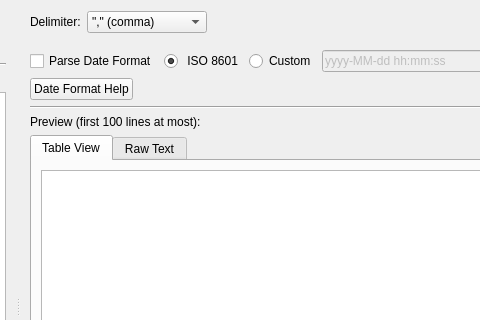
First picture: the form in plotjuggler_plugins/DataLoadCSV/dataload_csv.ui, repository Jofkos/PlotJuggler, before the edit; both pictures show x 420 to 900 and y 0 to 320 of the 1107 by 640 pixel window.
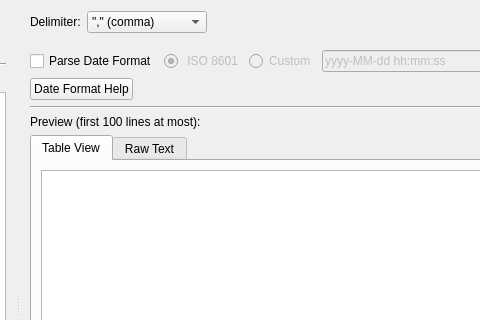
Second picture: the form after the edit. Custom widgets are drawn as their Qt base class.

Commit message: CSV: fixed saving of last settings used

Diff of the .ui file:
```diff
--- a/plotjuggler_plugins/DataLoadCSV/dataload_csv.ui
+++ b/plotjuggler_plugins/DataLoadCSV/dataload_csv.ui
@@ -133,6 +133,9 @@
          </item>
          <item>
           <widget class="QRadioButton" name="radioIso8601Date">
+           <property name="enabled">
+            <bool>false</bool>
+           </property>
            <property name="text">
             <string> ISO 8601</string>
            </property>
@@ -143,6 +146,9 @@
          </item>
          <item>
           <widget class="QRadioButton" name="radioCustomDate">
+           <property name="enabled">
+            <bool>false</bool>
+           </property>
            <property name="text">
             <string>Custom</string>
            </property>
```
The commit also changes 1 other file.
